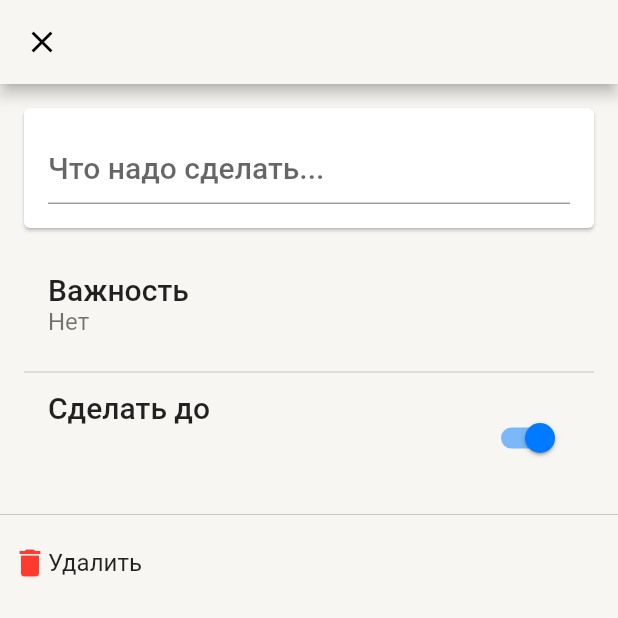
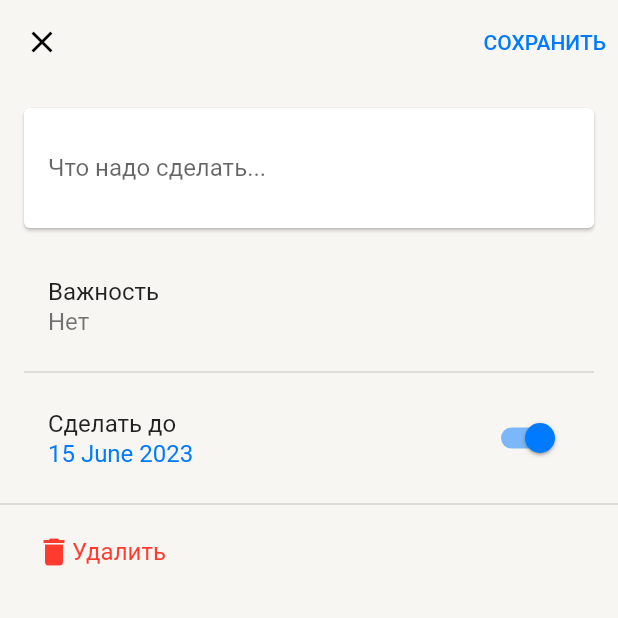
Before and after one commit to ChaserVasya/todo, a Flutter app: the NewTaskDialogBody screen opened directly, on a phone screen of 412 x 824 dp, the top half of it. Run offline on Flutter 3.47's test engine with Material 2 defaults, Android fonts, the phone set to English and light mode, and no system bars; our stand-ins replace bloc, bloc_concurrency, dartx, flutter_bloc, flutter_svg, freezed_annotation and 3 more; generated files the repository leaves out were written again.

Commit message:
доделки

```diff
--- a/lib/presentation/screens/main/widgets/add_todo_tile.dart
+++ b/lib/presentation/screens/main/widgets/add_todo_tile.dart
@@ -9,7 +9,9 @@ class AddTodoTile extends StatelessWidget {
 
   @override
   Widget build(BuildContext context) {
-    return ListTile(
+    return Padding(
+      padding: const EdgeInsets.symmetric(vertical: 8.0),
+      child: ListTile(
         leading: IconButton(
           onPressed: () => createTodo(context),
           icon: const Icon(
@@ -20,6 +22,7 @@ class AddTodoTile extends StatelessWidget {
           'Новое',
           style: TextStyle(color: ColorsUI.textTertiary),
         ),
+      ),
     );
   }
 }
--- a/lib/presentation/screens/main/widgets/todo_tile.dart
+++ b/lib/presentation/screens/main/widgets/todo_tile.dart
@@ -81,15 +81,15 @@ class _TodoListSliding extends StatelessWidget {
           color: ColorsUI.white,
         ),
       ),
-      onDismissed: (dir) async {
+      confirmDismiss: (dir) async {
         final bloc = context.read<TodosBloc>();
         if (dir == DismissDirection.startToEnd) {
           bloc.add(TodosEvent.update(todo.copyWith(completed: true)));
         } else if (dir == DismissDirection.endToStart) {
           bloc.add(TodosEvent.delete(todo.id!));
+          return true;
         }
       },
-      confirmDismiss: (dir) async => dir == DismissDirection.endToStart,
       child: child,
     );
   }
@@ -118,7 +118,7 @@ class _TodoCompletedCheckBox extends StatelessWidget {
                   color: ColorsUI.red.withOpacity(0.5),
                   border: Border.all(
                     color: Colors.red,
-                    width: 3,
+                    width: 2,
                   ),
                   borderRadius: BorderRadius.circular(2),
                 ),
--- a/lib/presentation/screens/todo_editing/todo_editing_dialog.dart
+++ b/lib/presentation/screens/todo_editing/todo_editing_dialog.dart
@@ -8,6 +8,7 @@ import 'package:todo/presentation/screens/todo_editing/widgets/deadline_editing_
 import 'package:todo/presentation/screens/todo_editing/widgets/delete_todo_tile.dart';
 import 'package:todo/presentation/screens/todo_editing/widgets/priority_editing_tile.dart';
 import 'package:todo/presentation/screens/todo_editing/widgets/todo_editing_card.dart';
+import 'package:todo/uikit/theme.dart';
 
 void createTodo(BuildContext context) async {
   final todo = await showTodoEditingDialog(context);
@@ -54,14 +55,24 @@ class NewTaskDialogBody extends StatelessWidget {
       },
       child: Scaffold(
         appBar: AppBar(
+          shadowColor: Colors.transparent,
           leading: IconButton(
-            icon: const Icon(Icons.close),
+            icon: const Icon(
+              Icons.close,
+              color: ColorsUI.textPrimary,
+            ),
             onPressed: Navigator.of(context).pop,
           ),
           actions: [
             TextButton(
               onPressed: context.read<TodoEditingCubit>().completeEditing,
-              child: const Text('Сохранить'),
+              child: const Text(
+                'СОХРАНИТЬ',
+                style: TextStyle(
+                  color: ColorsUI.blue,
+                  fontSize: 14,
+                ),
+              ),
             ),
           ],
         ),
--- a/lib/presentation/screens/todo_editing/widgets/deadline_editing_tile.dart
+++ b/lib/presentation/screens/todo_editing/widgets/deadline_editing_tile.dart
@@ -2,6 +2,8 @@ import 'package:flutter/material.dart';
 import 'package:flutter_bloc/flutter_bloc.dart';
 import 'package:todo/presentation/blocs/todo_editing_cubit/todo_editing_cubit.dart';
 import 'package:todo/uikit/date_time_text.dart';
+import 'package:todo/uikit/helpers.dart';
+import 'package:todo/uikit/theme.dart';
 
 class DeadlineEditingTile extends StatelessWidget {
   const DeadlineEditingTile({super.key});
@@ -23,9 +25,12 @@ class DeadlineEditingTile extends StatelessWidget {
           },
           subtitle: deadline == null
               ? null
-              : TextButton(
-                  onPressed: () => _showDeadlinePicker(context, deadline),
-                  child: DateTimeText(deadline),
+              : GestureDetector(
+                  onTap: () => _showDeadlinePicker(context, deadline),
+                  child: DateTimeText(
+                    deadline,
+                    style: TextStyle(color: ColorsUI.blue),
+                  ),
                 ),
         );
       },
--- a/lib/presentation/screens/todo_editing/widgets/delete_todo_tile.dart
+++ b/lib/presentation/screens/todo_editing/widgets/delete_todo_tile.dart
@@ -9,16 +9,24 @@ class DeleteTodoTile extends StatelessWidget {
 
   @override
   Widget build(BuildContext context) {
-    return BlocSelector<TodoEditingCubit, TodoEditingState, int?>(
+    return Padding(
+      padding: const EdgeInsets.symmetric(horizontal: 16.0),
+      child: BlocSelector<TodoEditingCubit, TodoEditingState, int?>(
         selector: _getIdFromState,
         builder: (context, id) {
           final alreadyCreated = id != null;
           return IconButton(
             color: ColorsUI.red,
             icon: Row(
-            children: const [
-              Icon(Icons.delete),
-              Text('Удалить'),
+              children: [
+                const Icon(Icons.delete),
+                Text(
+                  'Удалить',
+                  style: TextStyle(
+                    color:
+                        alreadyCreated ? ColorsUI.red : ColorsUI.textTertiary,
+                  ),
+                ),
               ],
             ),
             onPressed: alreadyCreated
@@ -31,6 +39,7 @@ class DeleteTodoTile extends StatelessWidget {
                 : null,
           );
         },
+      ),
     );
   }
 
--- a/lib/presentation/screens/todo_editing/widgets/todo_editing_card.dart
+++ b/lib/presentation/screens/todo_editing/widgets/todo_editing_card.dart
@@ -36,12 +36,11 @@ class _TodoEditingCardState extends State<TodoEditingCard> {
         padding: const EdgeInsets.all(16),
         child: TextField(
           decoration: const InputDecoration(
+            border: InputBorder.none,
             hintText: 'Что надо сделать...',
           ),
           controller: controller,
-          onSubmitted: (todo) {
-            context.read<TodoEditingCubit>().editTodo(todo);
-          },
+          onChanged: context.read<TodoEditingCubit>().editTodo,
         ),
       ),
     );
--- a/lib/uikit/theme.dart
+++ b/lib/uikit/theme.dart
@@ -9,15 +9,16 @@ abstract class ColorsUI {
   static const grayLight = Color(0xFFD1D1D6);
   static const white = Colors.white;
   static const black = Colors.black;
-  static const textPrimary = Color(0x00000000);
+  static const textPrimary = Color(0xFF000000);
   static const textSecondary = Color(0x99000000);
   static const textTertiary = Color(0x4D000000);
 }
 
 const lightColorScheme = ColorScheme(
   brightness: Brightness.light,
-  primary: Color(0xFFF7F6F2),
-  onPrimary: Colors.black,
+  // primary: Color(0xFFF7F6F2),
+  primary: ColorsUI.blue,
+  onPrimary: ColorsUI.white,
   secondary: ColorsUI.blue,
   onSecondary: ColorsUI.white,
   surface: ColorsUI.white,
@@ -34,8 +35,8 @@ const textTheme = TextTheme(
     fontWeight: FontWeight.w500,
   ),
   titleMedium: TextStyle(
-    fontSize: 20,
-    fontWeight: FontWeight.w500,
+    fontSize: 16,
+    fontWeight: FontWeight.normal,
   ),
   labelLarge: TextStyle(
     fontSize: 24,
@@ -43,11 +44,11 @@ const textTheme = TextTheme(
   ),
   bodyMedium: TextStyle(
     fontSize: 16,
-    fontWeight: FontWeight.normal,
+    fontWeight: FontWeight.w400,
   ),
   labelMedium: TextStyle(
     fontSize: 14,
-    fontWeight: FontWeight.normal,
+    fontWeight: FontWeight.w400,
   ),
 );
 
@@ -58,8 +59,9 @@ final theme = ThemeData(
     color: Color(0x33000000),
   ),
   scaffoldBackgroundColor: const Color(0xFFF7F6F2),
-  appBarTheme: const AppBarTheme(
-    systemOverlayStyle: SystemUiOverlayStyle(
+  appBarTheme: AppBarTheme(
+    backgroundColor: lightColorScheme.background,
+    systemOverlayStyle: const SystemUiOverlayStyle(
       statusBarColor: Colors.transparent,
       statusBarIconBrightness: Brightness.dark,
       systemNavigationBarColor: Colors.transparent,
```
Also changed, not shown: lib/application/app.dart (+11 -5 lines), lib/presentation/blocs/todos_bloc/todos_bloc.dart (+7 -2 lines), lib/presentation/screens/main/main_screen.dart (+39 -10 lines). Lines whose indentation alone changed are shown as unchanged.
